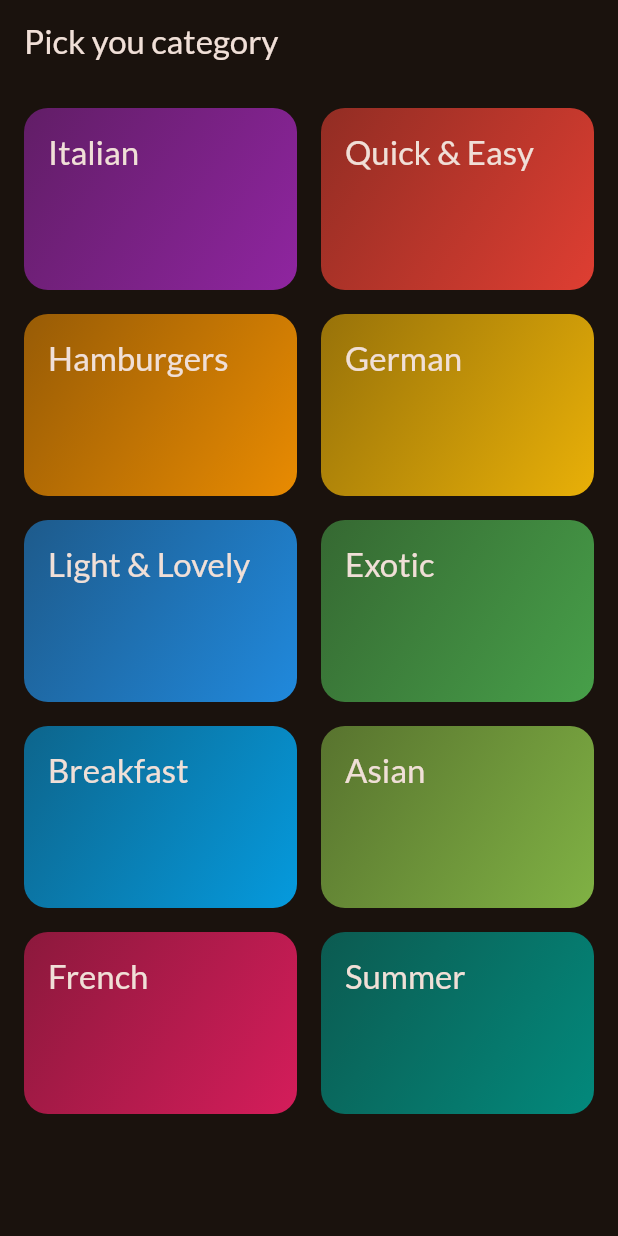
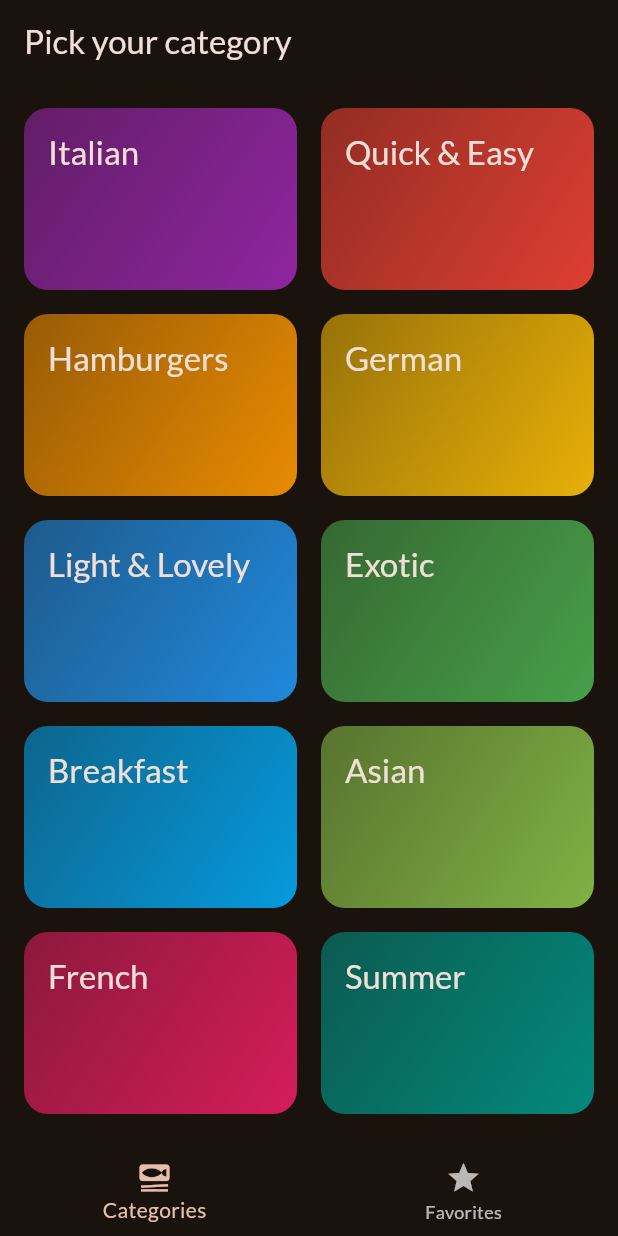
Before and after one commit to jagnesh/Meals-App-Flutter, a Flutter app: the screen it shows after launch, on a phone screen of 412 x 824 dp. Run offline on Flutter 3.47's test engine with Material 2 defaults, Android fonts, the phone set to English and light mode, and no system bars; our stand-ins replace google_fonts, transparent_image.

```diff
--- a/lib/main.dart
+++ b/lib/main.dart
@@ -1,7 +1,6 @@
 import 'package:flutter/material.dart';
-
 import 'package:google_fonts/google_fonts.dart';
-import 'package:meals/screens/Category/categories.dart';
+import 'package:meals/screens/tabs.dart';
 
 final theme = ThemeData(
   useMaterial3: true,
@@ -23,7 +22,7 @@ class App extends StatelessWidget {
   Widget build(BuildContext context) {
     return MaterialApp(
       theme: theme,
-      home: const CategoriesScreen(),
+      home: const TabsScreen(),
     );
   }
 }
--- a/lib/screens/Category/categories.dart
+++ b/lib/screens/Category/categories.dart
@@ -22,11 +22,7 @@ class CategoriesScreen extends StatelessWidget {
 
   @override
   Widget build(BuildContext context) {
-    return Scaffold(
-      appBar: AppBar(
-        title: const Text("Pick you category"),
-      ),
-      body: GridView(
+    return GridView(
       padding: const EdgeInsets.all(16),
       gridDelegate: const SliverGridDelegateWithFixedCrossAxisCount(
         crossAxisCount: 2,
@@ -41,7 +37,6 @@ class CategoriesScreen extends StatelessWidget {
             onSelectCategory: () => _selectCategory(context, category),
           )
       ],
-      ),
     );
   }
 }
--- a/lib/screens/Meals/meals_details.dart
+++ b/lib/screens/Meals/meals_details.dart
@@ -9,6 +9,12 @@ class MealsDetailsScreen extends StatelessWidget {
     return Scaffold(
       appBar: AppBar(
         title: Text(meal.title),
+        actions: [
+          IconButton(
+            onPressed: () {},
+            icon: const Icon(Icons.star),
+          ),
+        ],
       ),
       body: SingleChildScrollView(
         child: Column(
--- /dev/null
+++ b/lib/screens/tabs.dart
@@ -0,0 +1,50 @@
+import 'package:flutter/material.dart';
+import 'package:meals/screens/Category/categories.dart';
+import 'package:meals/screens/Meals/meals.dart';
+
+class TabsScreen extends StatefulWidget {
+  const TabsScreen({super.key});
+
+  @override
+  State<TabsScreen> createState() => _TabsState();
+}
+
+class _TabsState extends State<TabsScreen> {
+  int _selectedTabIndex = 0;
+  void _selectPage(int index) {
+    setState(() {
+      _selectedTabIndex = index;
+    });
+  }
+
+  @override
+  Widget build(BuildContext context) {
+    Widget activePage = const CategoriesScreen();
+    var activePageTitle = "Pick your category";
+    if (_selectedTabIndex == 1) {
+      activePage = const MealsScreen(meals: []);
+      activePageTitle = "Your Favorites";
+    }
+
+    return Scaffold(
+      appBar: AppBar(
+        title: Text(activePageTitle),
+      ),
+      body: activePage,
+      bottomNavigationBar: BottomNavigationBar(
+        currentIndex: _selectedTabIndex,
+        onTap: _selectPage,
+        items: const [
+          BottomNavigationBarItem(
+            icon: Icon(Icons.set_meal),
+            label: "Categories",
+          ),
+          BottomNavigationBarItem(
+            icon: Icon(Icons.star),
+            label: "Favorites",
+          ),
+        ],
+      ),
+    );
+  }
+}
```
Also changed, not shown: lib/screens/Meals/meals.dart (+6 -3 lines). Lines whose indentation alone changed are shown as unchanged.
